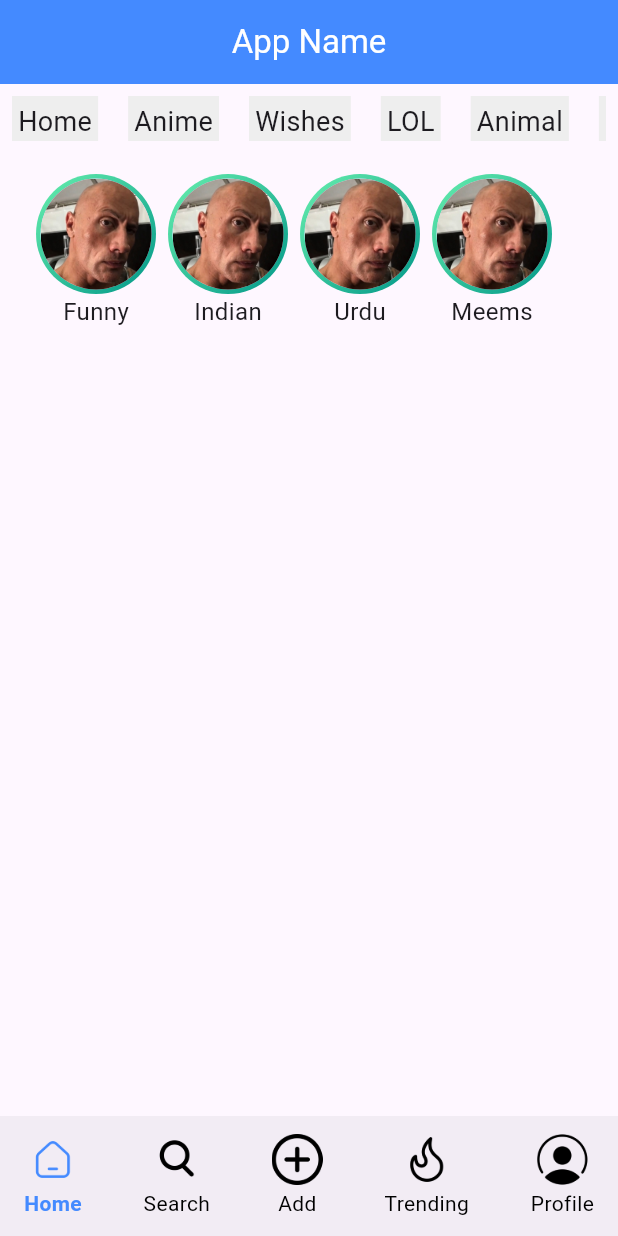
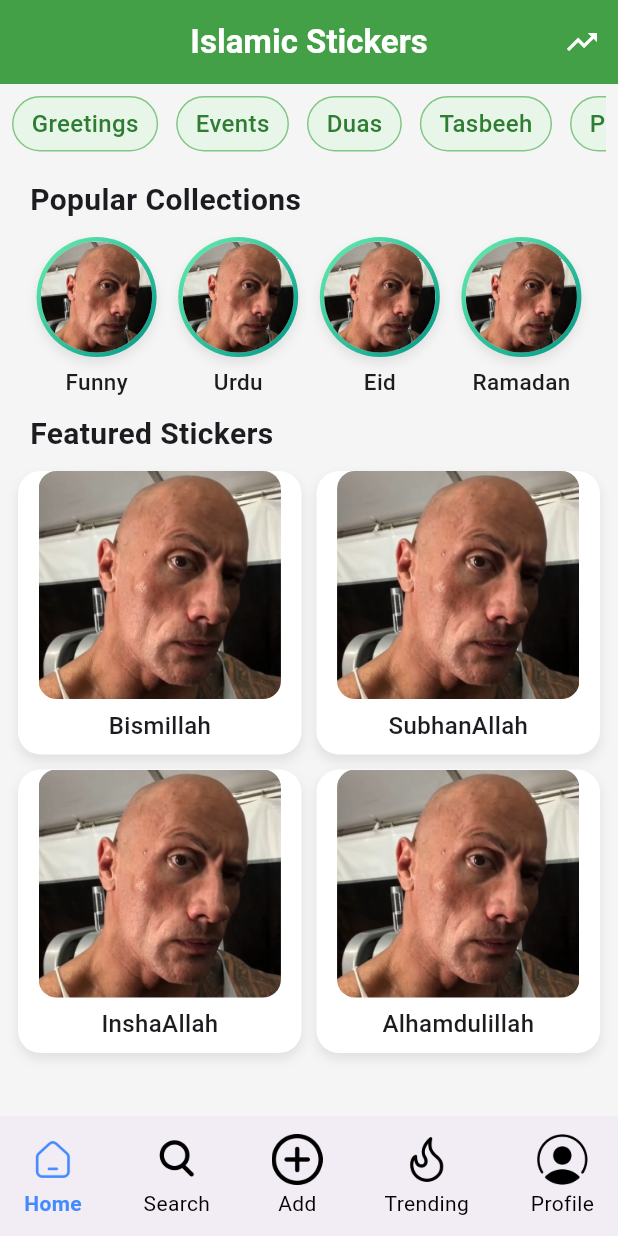
Before and after one commit to wahab499/whatsapp_stickers_app, a Flutter app: the screen it shows after launch, on a phone screen of 412 x 824 dp. Run offline on Flutter 3.47's test engine with Material 3 defaults, Android fonts, the phone set to English and light mode, and no system bars.

Commit message:
Trending Stickers Screen and home screen

```diff
--- a/lib/pages/home.dart
+++ b/lib/pages/home.dart
@@ -6,154 +6,222 @@ class Home extends StatelessWidget {
   @override
   Widget build(BuildContext context) {
     return Scaffold(
+      backgroundColor: Colors.grey.shade100,
       appBar: AppBar(
-        backgroundColor: Colors.blueAccent,
-        title: Center(
-          child: Text('App Name', style: TextStyle(color: Colors.white)),
+        backgroundColor: Colors.green.shade600,
+        title: const Text(
+          'Islamic Stickers',
+          style: TextStyle(color: Colors.white, fontWeight: FontWeight.w600),
         ),
+        centerTitle: true,
+        actions: [
+          IconButton(
+            onPressed: () {
+              Navigator.pushNamed(context, '/trending');
+            },
+            icon: const Icon(Icons.trending_up, color: Colors.white),
+            tooltip: 'Trending Stickers',
           ),
-      body: Column(
+        ],
+      ),
+
+      body: SingleChildScrollView(
+        child: Column(
+          crossAxisAlignment: CrossAxisAlignment.start,
           children: [
+            // 🌙 Category Tabs
             Padding(
               padding: const EdgeInsets.all(8.0),
               child: SingleChildScrollView(
                 scrollDirection: Axis.horizontal,
                 child: Row(
-                children: [
-                  Container(
-                    height: 30,
-                    color: Colors.grey.shade200,
-                    child: Padding(
-                      padding: const EdgeInsets.all(4.0),
-                      child: Text('Home', style: TextStyle(fontSize: 18)),
+                  children: const [
+                    CategoryChip(label: 'Greetings'),
+                    CategoryChip(label: 'Events'),
+                    CategoryChip(label: 'Duas'),
+                    CategoryChip(label: 'Tasbeeh'),
+                    CategoryChip(label: 'Places'),
+                    CategoryChip(label: 'Quran'),
+                    CategoryChip(label: 'Hadith'),
+                  ],
                 ),
               ),
-                  SizedBox(width: 20),
-                  Container(
-                    height: 30,
-                    color: Colors.grey.shade200,
-                    child: Padding(
-                      padding: const EdgeInsets.all(4.0),
-                      child: Text('Anime', style: TextStyle(fontSize: 18)),
+            ),
+
+            // 🌸 Section Title
+            const Padding(
+              padding: EdgeInsets.symmetric(horizontal: 20, vertical: 10),
+              child: Text(
+                'Popular Collections',
+                style: TextStyle(fontSize: 20, fontWeight: FontWeight.bold),
               ),
             ),
-                  SizedBox(width: 20),
-                  Container(
-                    height: 30,
-                    color: Colors.grey.shade200,
-                    child: Padding(
-                      padding: const EdgeInsets.all(4.0),
-                      child: Text('Wishes', style: TextStyle(fontSize: 18)),
+
+            // 🌙 Circular Category Section
+            Padding(
+              padding: const EdgeInsets.symmetric(horizontal: 10),
+              child: Row(
+                mainAxisAlignment: MainAxisAlignment.spaceEvenly,
+                children: [
+                  CircleCategory(
+                    image: Image.asset('assets/images/rockfunny.png'),
+                    label: 'Funny',
+                  ),
+                  CircleCategory(
+                    image: Image.asset('assets/images/rockfunny.png'),
+                    label: 'Urdu',
+                  ),
+                  CircleCategory(
+                    image: Image.asset('assets/images/rockfunny.png'),
+                    label: 'Eid',
+                  ),
+                  CircleCategory(
+                    image: Image.asset('assets/images/rockfunny.png'),
+                    label: 'Ramadan',
+                  ),
+                ],
               ),
             ),
-                  SizedBox(width: 20),
-                  Container(
-                    height: 30,
-                    color: Colors.grey.shade200,
-                    child: Padding(
-                      padding: const EdgeInsets.all(4.0),
-                      child: Text('LOL', style: TextStyle(fontSize: 18)),
+
+            // 🕋 Featured Section
+            const Padding(
+              padding: EdgeInsets.symmetric(horizontal: 20, vertical: 10),
+              child: Text(
+                'Featured Stickers',
+                style: TextStyle(fontSize: 20, fontWeight: FontWeight.bold),
               ),
             ),
-                  SizedBox(width: 20),
-                  Container(
-                    height: 30,
-                    color: Colors.grey.shade200,
-                    child: Padding(
-                      padding: const EdgeInsets.all(4.0),
-                      child: Text('Animal', style: TextStyle(fontSize: 18)),
-                    ),
-                  ),
-                  SizedBox(width: 20),
-                  Container(
-                    height: 30,
-                    color: Colors.grey.shade200,
-                    child: Padding(
-                      padding: const EdgeInsets.all(4.0),
-                      child: Text('Kpop', style: TextStyle(fontSize: 18)),
-                    ),
-                  ),
-                  SizedBox(width: 20),
-                  Container(
-                    height: 30,
-                    color: Colors.grey.shade200,
-                    child: Padding(
-                      padding: const EdgeInsets.all(4.0),
-                      child: Text('Sports', style: TextStyle(fontSize: 18)),
-                    ),
-                  ),
-                  SizedBox(width: 20),
-                  Container(
-                    height: 30,
-                    color: Colors.grey.shade200,
-                    child: Padding(
-                      padding: const EdgeInsets.all(4.0),
-                      child: Text('Games', style: TextStyle(fontSize: 18)),
-                    ),
-                  ),
-                  SizedBox(width: 20),
-                  Container(
-                    height: 30,
-                    color: Colors.grey.shade200,
-                    child: Padding(
-                      padding: const EdgeInsets.all(4.0),
-                      child: Text('Marvel', style: TextStyle(fontSize: 18)),
+
+            // 🕊️ Sticker Grid
+            Padding(
+              padding: const EdgeInsets.symmetric(horizontal: 12.0),
+              child: GridView.count(
+                shrinkWrap: true,
+                crossAxisCount: 2,
+                physics: const NeverScrollableScrollPhysics(),
+                crossAxisSpacing: 10,
+                mainAxisSpacing: 10,
+                children: [
+                  StickerCard('assets/images/rockfunny.png', 'Bismillah'),
+                  StickerCard('assets/images/rockfunny.png', 'SubhanAllah'),
+                  StickerCard('assets/images/rockfunny.png', 'InshaAllah'),
+                  StickerCard('assets/images/rockfunny.png', 'Alhamdulillah'),
+                ],
               ),
             ),
           ],
         ),
       ),
+    );
+  }
+}
+
+// 🌿 Small Components Below
+
+class CategoryChip extends StatelessWidget {
+  final String label;
+  const CategoryChip({super.key, required this.label});
+
+  @override
+  Widget build(BuildContext context) {
+    return Container(
+      margin: const EdgeInsets.only(right: 12),
+      padding: const EdgeInsets.symmetric(horizontal: 12, vertical: 6),
+      decoration: BoxDecoration(
+        color: Colors.green.shade50,
+        borderRadius: BorderRadius.circular(20),
+        border: Border.all(color: Colors.green.shade300),
       ),
-          Padding(
-            padding: const EdgeInsets.symmetric(horizontal: 20, vertical: 10),
-            child: Row(
+      child: Text(
+        label,
+        style: TextStyle(
+          fontSize: 16,
+          color: Colors.green.shade800,
+          fontWeight: FontWeight.w500,
+        ),
+      ),
+    );
+  }
+}
+
+class CircleCategory extends StatelessWidget {
+  final Image image;
+  final String label;
+
+  const CircleCategory({super.key, required this.image, required this.label});
+
+  @override
+  Widget build(BuildContext context) {
+    return Column(
       children: [
-                CircleCategory(
-                  Image.asset('assets/images/rockfunny.png'),
-                  "Funny",
+        Container(
+          width: 80,
+          height: 80,
+          padding: const EdgeInsets.all(3),
+          decoration: BoxDecoration(
+            shape: BoxShape.circle,
+            gradient: const LinearGradient(
+              colors: [Colors.greenAccent, Colors.teal],
+              begin: Alignment.topLeft,
+              end: Alignment.bottomRight,
             ),
-                CircleCategory(
-                  Image.asset('assets/images/rockfunny.png'),
-                  "Indian",
-                ),
-                CircleCategory(
-                  Image.asset('assets/images/rockfunny.png'),
-                  "Urdu",
-                ),
-                CircleCategory(
-                  Image.asset('assets/images/rockfunny.png'),
-                  "Meems",
+            boxShadow: [
+              BoxShadow(
+                color: Colors.grey.shade300,
+                blurRadius: 6,
+                offset: const Offset(0, 4),
               ),
             ],
           ),
+          child: CircleAvatar(radius: 37, backgroundImage: image.image),
         ),
+        const SizedBox(height: 6),
+        Text(
+          label,
+          style: const TextStyle(fontSize: 15, fontWeight: FontWeight.w500),
+        ),
+      ],
+    );
+  }
+}
+
+class StickerCard extends StatelessWidget {
+  final String imagePath;
+  final String title;
+
+  const StickerCard(this.imagePath, this.title, {super.key});
+
+  @override
+  Widget build(BuildContext context) {
+    return Container(
+      decoration: BoxDecoration(
+        color: Colors.white,
+        borderRadius: BorderRadius.circular(15),
+        boxShadow: [
+          BoxShadow(
+            color: Colors.grey.shade300,
+            blurRadius: 6,
+            offset: const Offset(0, 4),
+          ),
+        ],
+      ),
+      child: Column(
+        mainAxisAlignment: MainAxisAlignment.center,
+        children: [
+          Expanded(
+            child: ClipRRect(
+              borderRadius: BorderRadius.circular(12),
+              child: Image.asset(imagePath, fit: BoxFit.contain),
+            ),
+          ),
+          const SizedBox(height: 6),
+          Text(
+            title,
+            style: const TextStyle(fontSize: 16, fontWeight: FontWeight.w500),
+          ),
+          const SizedBox(height: 8),
         ],
       ),
     );
   }
 }
-
-Widget CircleCategory(Image image, String label) {
-  return Padding(
-    padding: const EdgeInsets.all(4.0),
-    child: Column(
-      children: [
-        Container(
-          width: 80,
-          height: 80,
-          padding: EdgeInsets.all(3),
-          decoration: BoxDecoration(
-            shape: BoxShape.circle,
-            gradient: LinearGradient(
-              colors: [Colors.greenAccent, Colors.teal],
-              begin: Alignment.topLeft,
-              end: Alignment.bottomRight,
-            ),
-          ),
-          child: CircleAvatar(radius: 37, backgroundImage: image.image),
-        ),
-        Text(label, style: TextStyle(fontSize: 16)),
-      ],
-    ),
-  );
-}
--- a/lib/pages/trending.dart
+++ b/lib/pages/trending.dart
@@ -5,6 +5,92 @@ class Trending extends StatelessWidget {
 
   @override
   Widget build(BuildContext context) {
-    return Scaffold(body: Center(child: Text('Trending')));
+    final trendingStickers = [
+      {'image': 'assets/images/rockfunny.png', 'title': 'Eid Mubarak'},
+      {'image': 'assets/images/rockfunny.png', 'title': 'Alhamdulillah'},
+      {'image': 'assets/images/rockfunny.png', 'title': 'SubhanAllah'},
+      {'image': 'assets/images/rockfunny.png', 'title': 'Mashallah'},
+      {'image': 'assets/images/rockfunny.png', 'title': 'Bismillah'},
+      {'image': 'assets/images/rockfunny.png', 'title': 'Jumma Mubarak'},
+    ];
+
+    return Scaffold(
+      appBar: AppBar(
+        backgroundColor: Colors.green.shade600,
+        title: const Text(
+          'Trending Islamic Stickers',
+          style: TextStyle(color: Colors.white, fontWeight: FontWeight.w600),
+        ),
+        centerTitle: true,
+      ),
+      body: Padding(
+        padding: const EdgeInsets.all(12.0),
+        child: Column(
+          crossAxisAlignment: CrossAxisAlignment.start,
+          children: [
+            const Text(
+              "Most Loved This Week 🌙",
+              style: TextStyle(fontSize: 20, fontWeight: FontWeight.bold),
+            ),
+            const SizedBox(height: 10),
+            Expanded(
+              child: GridView.builder(
+                itemCount: trendingStickers.length,
+                gridDelegate: const SliverGridDelegateWithFixedCrossAxisCount(
+                  crossAxisCount: 2, // 2 stickers per row
+                  crossAxisSpacing: 10,
+                  mainAxisSpacing: 10,
+                  childAspectRatio: 0.9,
+                ),
+                itemBuilder: (context, index) {
+                  final sticker = trendingStickers[index];
+                  return Container(
+                    decoration: BoxDecoration(
+                      color: Colors.white,
+                      borderRadius: BorderRadius.circular(15),
+                      boxShadow: [
+                        BoxShadow(
+                          color: Colors.grey.shade300,
+                          blurRadius: 6,
+                          offset: const Offset(0, 4),
+                        ),
+                      ],
+                    ),
+                    child: Column(
+                      mainAxisAlignment: MainAxisAlignment.center,
+                      children: [
+                        Expanded(
+                          child: Padding(
+                            padding: const EdgeInsets.all(8.0),
+                            child: ClipRRect(
+                              borderRadius: BorderRadius.circular(12),
+                              child: Image.asset(
+                                sticker['image']!,
+                                fit: BoxFit.contain,
+                              ),
+                            ),
+                          ),
+                        ),
+                        Padding(
+                          padding: const EdgeInsets.symmetric(vertical: 6.0),
+                          child: Text(
+                            sticker['title']!,
+                            style: const TextStyle(
+                              fontSize: 16,
+                              fontWeight: FontWeight.w500,
+                            ),
+                          ),
+                        ),
+                      ],
+                    ),
+                  );
+                },
+              ),
+            ),
+          ],
+        ),
+      ),
+      backgroundColor: Colors.grey.shade100,
+    );
   }
 }
```
Lines whose indentation alone changed are shown as unchanged.
